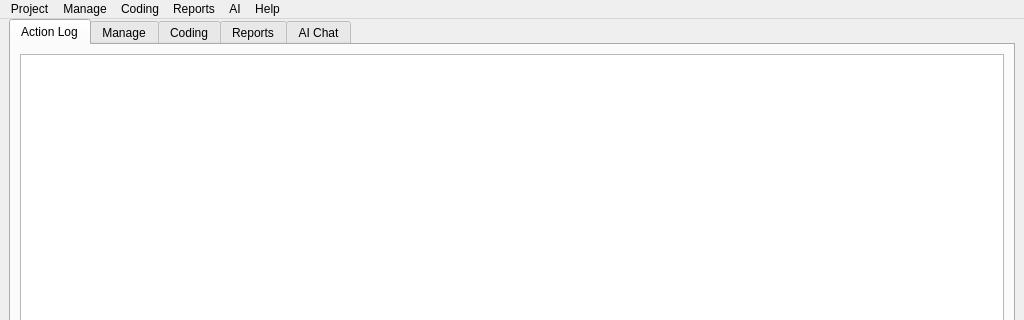
Qt form src/GUI_UIs/ui_main.ui (ccbogel/QualCoder) before a commit; both pictures show x 0 to 1024 and y 0 to 320 of the 1024 by 600 pixel window.
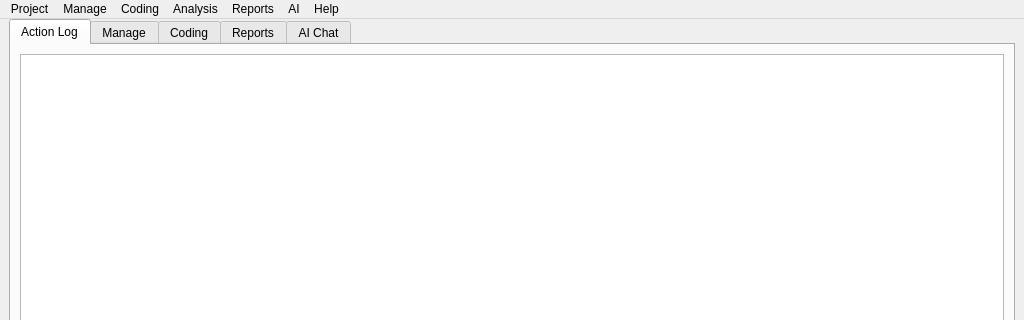
The same form after that commit.

Commit message: Add Analysis Menu - reorganise Reports into Reports and Analysis

What changed in the file:
```diff
--- a/src/GUI_UIs/ui_main.ui
+++ b/src/GUI_UIs/ui_main.ui
@@ -227,9 +227,21 @@
     <addaction name="actionAI_Chat"/>
     <addaction name="actionAI_Search_and_Coding"/>
    </widget>
+   <widget class="QMenu" name="menuAnalysis">
+    <property name="title">
+     <string>Analysis</string>
+    </property>
+    <addaction name="actionCoding_reports"/>
+    <addaction name="actionCode_co_occurrence"/>
+    <addaction name="actionCode_relations"/>
+    <addaction name="actionCode_text_exact_matches"/>
+    <addaction name="actionText_segments_by_codes"/>
+    <addaction name="actionView_Graph"/>
+   </widget>
    <addaction name="menuProject"/>
    <addaction name="menuFiles_and_Cases"/>
    <addaction name="menuCoding"/>
+   <addaction name="menuAnalysis"/>
    <addaction name="menuReports"/>
    <addaction name="menuAI"/>
    <addaction name="menuHelp"/>
```
Left out of the diff: 26 changed lines with no effect on the pictures.
